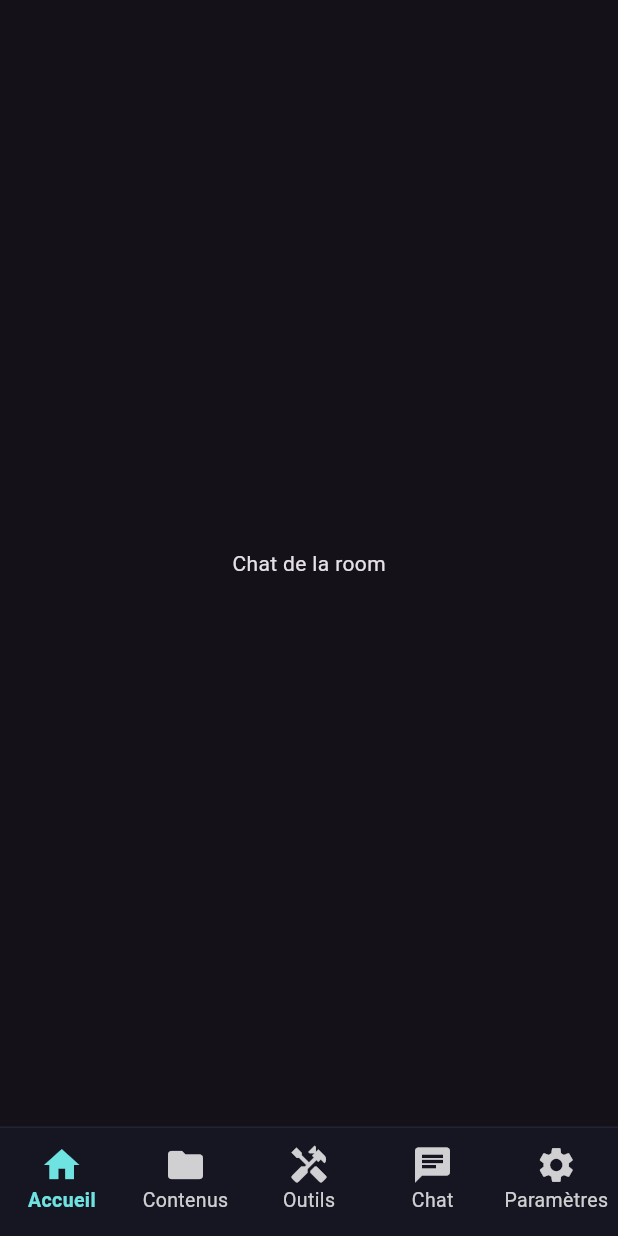
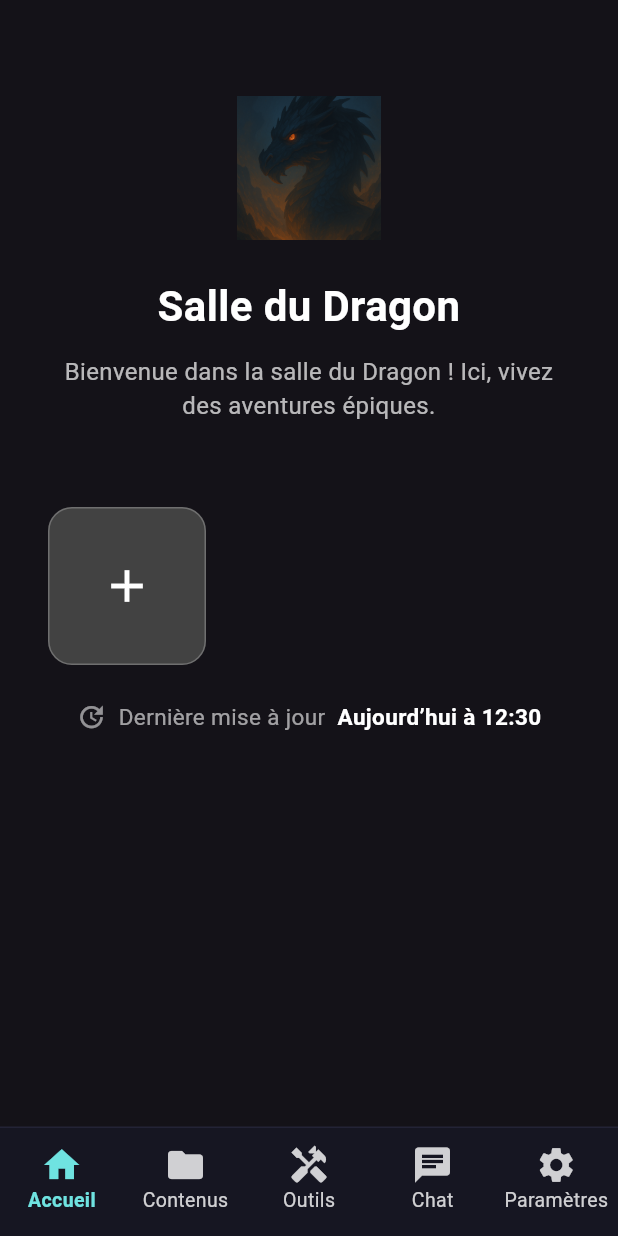
Before and after one commit to AurelienFerrari/Scriptoria, a Flutter app: the RoomShell screen opened by its route, on a phone screen of 412 x 824 dp. Run offline on Flutter 3.47's test engine with Material 3 defaults, Android fonts, the phone set to English and light mode, and no system bars; our stand-ins replace image_picker, permission_handler.

Commit message:
room home page et image on the page

```diff
--- /dev/null
+++ b/lib/features/room/presentation/gallery_grid.dart
@@ -0,0 +1,178 @@
+import 'package:flutter/material.dart';
+import 'dart:io';
+
+class GalleryGrid extends StatelessWidget {
+  final List<GalleryImage> images;
+  final VoidCallback onAddImage;
+  final void Function(int index) onDeleteImage;
+
+  const GalleryGrid({Key? key, required this.images, required this.onAddImage, required this.onDeleteImage}) : super(key: key);
+
+  @override
+  Widget build(BuildContext context) {
+    final items = <Widget>[
+      _buildAddButton(context),
+      ...List.generate(images.length, (i) => _buildGalleryImage(context, images[i], i)),
+    ];
+    return GridView.count(
+      crossAxisCount: 3,
+      shrinkWrap: true,
+      physics: const NeverScrollableScrollPhysics(),
+      mainAxisSpacing: 16,
+      crossAxisSpacing: 16,
+      children: items,
+    );
+  }
+
+  Widget _buildAddButton(BuildContext context) {
+    return GestureDetector(
+      onTap: onAddImage,
+      child: Container(
+        decoration: BoxDecoration(
+          color: Colors.grey[800],
+          borderRadius: BorderRadius.circular(16),
+          border: Border.all(color: Colors.white24),
+        ),
+        child: const Center(
+          child: Icon(Icons.add, color: Colors.white, size: 36),
+        ),
+      ),
+    );
+  }
+
+  Widget _buildGalleryImage(BuildContext context, GalleryImage img, int initialIndex) {
+    return GestureDetector(
+      onTap: () {
+        showDialog(
+          context: context,
+          builder: (context) {
+            PageController controller = PageController(initialPage: initialIndex);
+            return StatefulBuilder(
+              builder: (context, setState) => Dialog(
+                backgroundColor: Colors.transparent,
+                insetPadding: const EdgeInsets.all(8),
+                child: Stack(
+                  alignment: Alignment.topRight,
+                  children: [
+                    PageView.builder(
+                      controller: controller,
+                      itemCount: images.length,
+                      itemBuilder: (context, i) {
+                        final img = images[i];
+                        Widget imageWidget = img.isAsset
+                            ? Image.asset(img.path, fit: BoxFit.contain)
+                            : img.isNetwork
+                                ? Image.network(img.path, fit: BoxFit.contain)
+                                : Image.file(File(img.path), fit: BoxFit.contain);
+                        return _ZoomableImageViewer(
+                          imageWidget: imageWidget,
+                          onSwipeDown: () => Navigator.of(context).pop(),
+                        );
+                      },
+                    ),
+                    // Bouton retour (close)
+                    Positioned(
+                      top: 16,
+                      left: 16,
+                      child: IconButton(
+                        icon: const Icon(Icons.arrow_back, color: Colors.white, size: 32),
+                        onPressed: () {
+                          Navigator.of(context).pop();
+                        },
+                      ),
+                    ),
+                    // Bouton suppression
+                    Positioned(
+                      top: 16,
+                      right: 16,
+                      child: IconButton(
+                        icon: const Icon(Icons.delete, color: Colors.red, size: 32),
+                        onPressed: () {
+                          onDeleteImage(controller.page?.round() ?? initialIndex);
+                          Navigator.of(context).pop();
+                        },
+                      ),
+                    ),
+                  ],
+                ),
+              ),
+            );
+          },
+        );
+      },
+      child: ClipRRect(
+        borderRadius: BorderRadius.circular(16),
+        child: img.isAsset
+            ? Image.asset(img.path, fit: BoxFit.cover)
+            : img.isNetwork
+                ? Image.network(img.path, fit: BoxFit.cover)
+                : Image.file(File(img.path), fit: BoxFit.cover),
+      ),
+    );
+  }
+}
+
+class GalleryImage {
+  final String path;
+  final bool isAsset;
+  final bool isNetwork;
+  const GalleryImage.asset(this.path)
+      : isAsset = true,
+        isNetwork = false;
+  const GalleryImage.network(this.path)
+      : isAsset = false,
+        isNetwork = true;
+  const GalleryImage.file(this.path)
+      : isAsset = false,
+        isNetwork = false;
+}
+
+// Widget zoomable et swipe down pour l'aperçu plein écran
+typedef VoidCallback = void Function();
+
+class _ZoomableImageViewer extends StatefulWidget {
+  final Widget imageWidget;
+  final VoidCallback onSwipeDown;
+  const _ZoomableImageViewer({required this.imageWidget, required this.onSwipeDown});
+
+  @override
+  State<_ZoomableImageViewer> createState() => _ZoomableImageViewerState();
+}
+
+class _ZoomableImageViewerState extends State<_ZoomableImageViewer> {
+  final TransformationController _controller = TransformationController();
+  double _currentScale = 1.0;
+
+  void _handleDoubleTapDown(TapDownDetails details) {
+    final position = details.localPosition;
+    setState(() {
+      if (_currentScale == 1.0) {
+        // Zoom sur le centre du widget (pas sur le coin)
+        final matrix = Matrix4.identity()
+          ..translate(-position.dx * 2, -position.dy * 2)
+          ..scale(3.0);
+        _controller.value = matrix;
+        _currentScale = 3.0;
+      } else {
+        _controller.value = Matrix4.identity();
+        _currentScale = 1.0;
+      }
+    });
+  }
+
+  @override
+  Widget build(BuildContext context) {
+    return GestureDetector(
+      onDoubleTapDown: _handleDoubleTapDown,
+      onDoubleTap: () {}, // doit être présent pour déclencher onDoubleTapDown
+
+      child: InteractiveViewer(
+        transformationController: _controller,
+        minScale: 1,
+        maxScale: 4,
+        panEnabled: true,
+        child: widget.imageWidget,
+      ),
+    );
+  }
+}
--- /dev/null
+++ b/lib/features/room/presentation/room_home_page.dart
@@ -0,0 +1,114 @@
+import 'package:flutter/material.dart';
+import 'dart:io';
+import 'gallery_grid.dart';
+
+import 'package:image_picker/image_picker.dart';
+
+class RoomHomePage extends StatefulWidget {
+  final String roomName;
+  final String? iconPath;
+  final bool iconIsAsset;
+  final String description;
+  final String lastUpdate;
+  final String lastUpdateText;
+
+  const RoomHomePage({
+    Key? key,
+    required this.roomName,
+    this.iconPath,
+    this.iconIsAsset = true,
+    required this.description,
+    required this.lastUpdate,
+    this.lastUpdateText = 'Dernière mise à jour',
+  }) : super(key: key);
+
+  @override
+  State<RoomHomePage> createState() => _RoomHomePageState();
+}
+
+class _RoomHomePageState extends State<RoomHomePage> {
+  final List<GalleryImage> _galleryImages = [];
+  final ImagePicker _picker = ImagePicker();
+
+  Future<void> _addImage() async {
+    final XFile? file = await _picker.pickImage(source: ImageSource.gallery);
+    if (file != null) {
+      setState(() {
+        _galleryImages.add(GalleryImage.file(file.path));
+      });
+    }
+  }
+
+  @override
+  Widget build(BuildContext context) {
+    return SingleChildScrollView(
+      padding: const EdgeInsets.all(32),
+      child: Column(
+        crossAxisAlignment: CrossAxisAlignment.center,
+        children: [
+          if (widget.iconPath != null)
+            Container(
+              width: 96,
+              height: 96,
+              margin: const EdgeInsets.only(top: 32, bottom: 24), // baisse l'icône
+              decoration: BoxDecoration(
+                borderRadius: BorderRadius.circular(24),
+                color: Colors.grey[900],
+              ),
+              child: widget.iconIsAsset
+                  ? Image.asset(widget.iconPath!, fit: BoxFit.cover)
+                  : Image.file(
+                      File(widget.iconPath!),
+                      fit: BoxFit.cover,
+                    ),
+            ),
+          Text(
+            widget.roomName,
+            style: const TextStyle(
+              fontWeight: FontWeight.bold,
+              fontSize: 28,
+              color: Colors.white,
+            ),
+            textAlign: TextAlign.center,
+          ),
+          const SizedBox(height: 12),
+          Text(
+            widget.description,
+            style: const TextStyle(fontSize: 16, color: Colors.white70),
+            textAlign: TextAlign.center,
+          ),
+          const SizedBox(height: 32),
+
+          // Galerie d'images (GridView)
+          const SizedBox(height: 24),
+          GalleryGrid(
+            images: _galleryImages,
+            onAddImage: _addImage,
+            onDeleteImage: (index) {
+              setState(() {
+                _galleryImages.removeAt(index);
+              });
+            },
+          ),
+          const SizedBox(height: 24),
+          Row(
+            mainAxisAlignment: MainAxisAlignment.center,
+            children: [
+              const Icon(Icons.update, color: Colors.white54, size: 20),
+              const SizedBox(width: 8),
+              Text(
+                widget.lastUpdateText,
+                style: const TextStyle(color: Colors.white60, fontSize: 15),
+              ),
+              const SizedBox(width: 8),
+              Text(
+                widget.lastUpdate,
+                style: const TextStyle(color: Colors.white, fontWeight: FontWeight.bold, fontSize: 15),
+              ),
+            ],
+          ),
+        ],
+      ),
+    );
+  }
+}
--- a/lib/features/room/presentation/room_shell.dart
+++ b/lib/features/room/presentation/room_shell.dart
@@ -1,6 +1,6 @@
 import 'package:flutter/material.dart';
 import '../../../ui/widgets/room_navbar.dart';
-import 'room_chat_page.dart';
+import 'room_home_page.dart';
 import 'room_map_page.dart';
 import 'room_players_page.dart';
 
@@ -14,8 +14,14 @@ class RoomShell extends StatefulWidget {
 
 class _RoomShellState extends State<RoomShell> {
   int _tab = 0;
-  final List<Widget> _roomPages = const [
-    RoomChatPage(),
+  final List<Widget> _roomPages = [
+    RoomHomePage(
+      roomName: 'Salle du Dragon',
+      iconPath: 'assets/images/dragon.png',
+      iconIsAsset: true,
+      description: 'Bienvenue dans la salle du Dragon ! Ici, vivez des aventures épiques.',
+      lastUpdate: 'Aujourd’hui à 12:30',
+    ),
     RoomMapPage(),
     RoomPlayersPage(),
   ];
```
